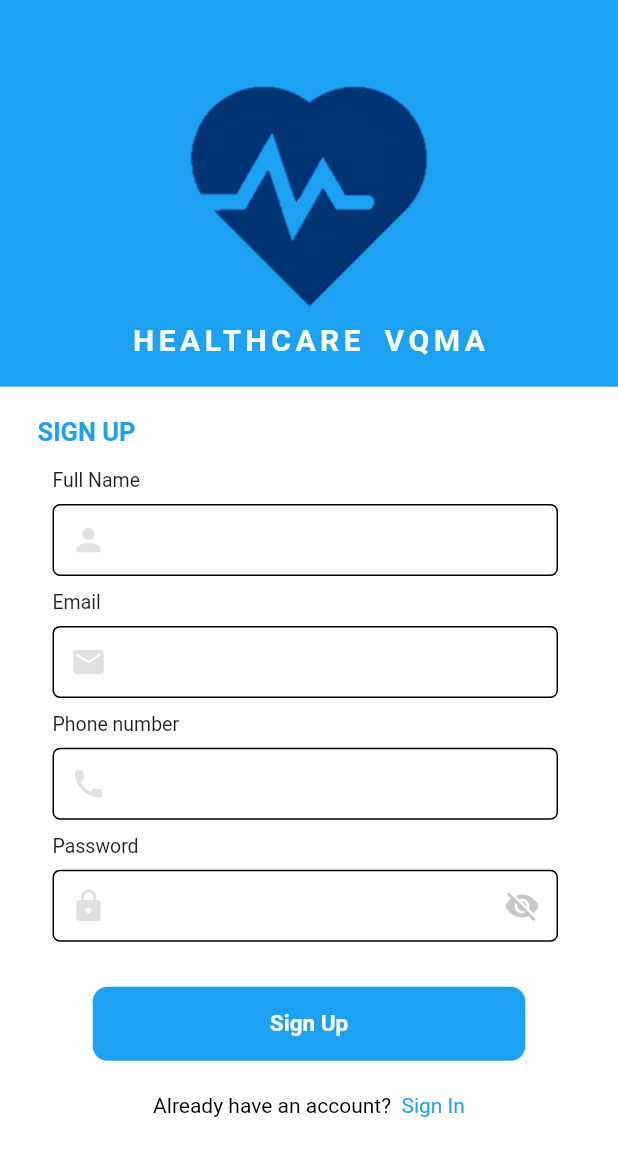
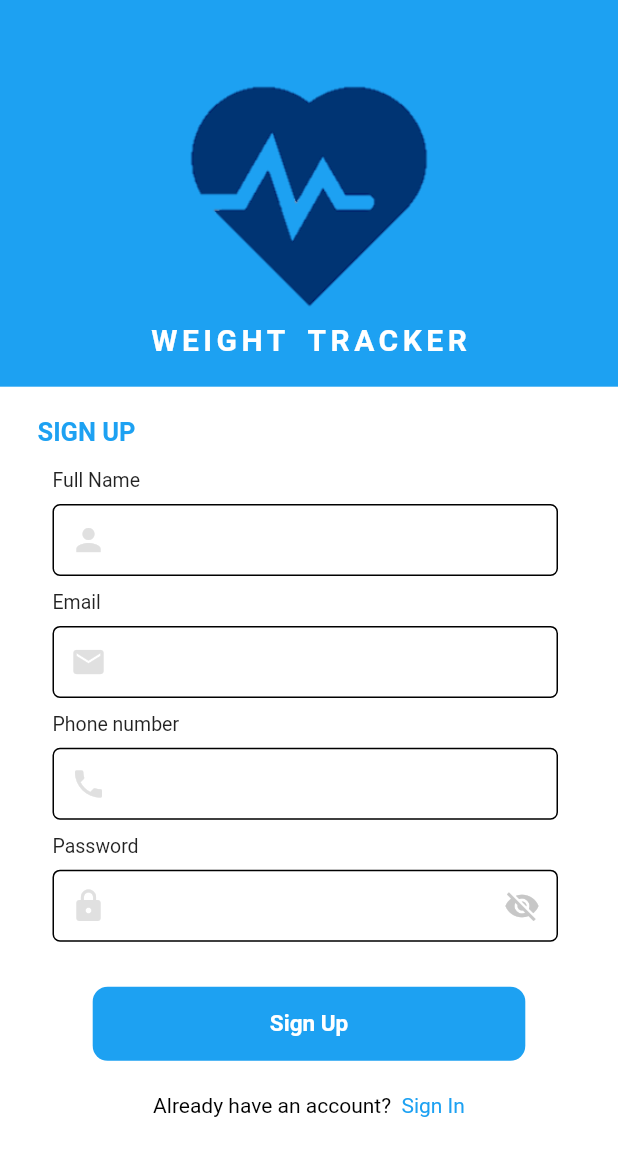
Before and after one commit to Dev-Sashad/weight_tracker, a Flutter app: the SignUpView screen opened directly, on a phone screen of 412 x 824 dp. Shown: the top 1156 px of the screen. Run offline on Flutter 3.47's test engine with Material 2 defaults, Android fonts, the phone set to English and light mode, and no system bars; our stand-ins replace animated_splash_screen, another_flushbar, cloud_firestore, connectivity, firebase_auth, firebase_core and 6 more; missing offline and left inert: ars_progress_dialog; accounts and stored records are empty; Roboto replaces fonts that are missing (Caros).

Commit message:
complete test

```diff
--- a/lib/view/authViews/SignUp/signup.dart
+++ b/lib/view/authViews/SignUp/signup.dart
@@ -49,7 +49,7 @@ class _SignUpViewState extends State<SignUpView> {
                               alignment: Alignment.center,
                             ),
                           ),
-                          Text('HEALTHCARE VQMA',
+                          Text('WEIGHT TRACKER',
                               style: TextStyle(
                                   color: Colors.white,
                                   fontSize: 20,
```
